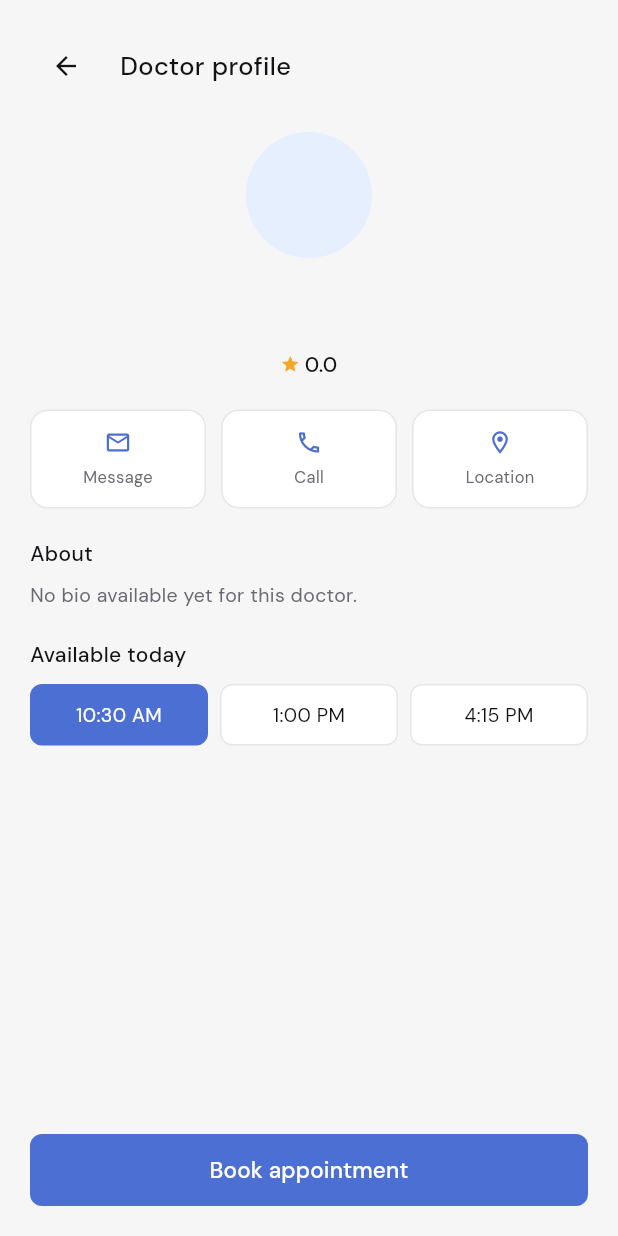
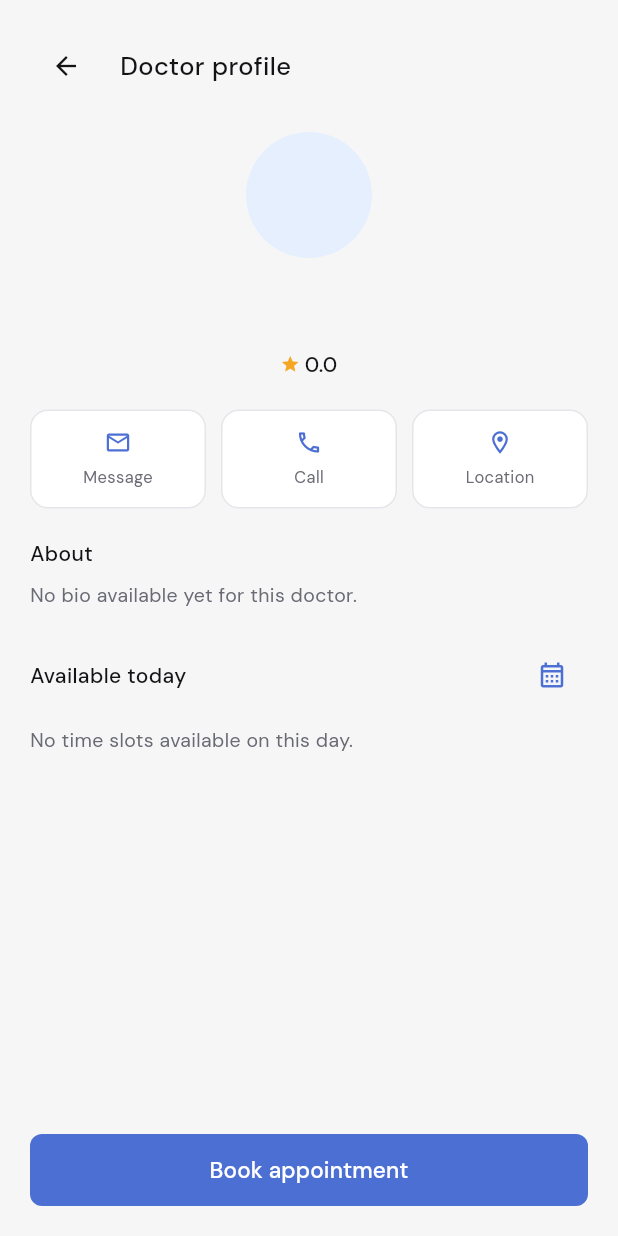
Before and after one commit to samarhanysalem/My_flutter_app, a Flutter app: the DoctorProfileView screen opened directly with empty values, on a phone screen of 412 x 824 dp. Run offline on Flutter 3.47's test engine with Material 3 defaults, Android fonts, the phone set to English and light mode, and no system bars; our stand-ins replace cloud_firestore, firebase_auth, firebase_core, google_fonts, shared_preferences, web; missing offline and left inert: dart:js_interop, firebase_core_platform_interface; accounts and stored records are empty.

Commit message:
Add a calendar to check availability on other days
The doctor profile only ever showed a fixed "Available today" list.
Added a calendar button next to the section title (Icons.calendar_
month_outlined) that opens the standard Material date picker; picking
a day swaps in that day's slots and retitles the section to "Available
on <date>" (still "Available today" when the picked day is actually
today), using intl's locale-aware date formatting so it reads correctly
in Arabic too.

There's still no booking backend, so slots are a deterministic mock
keyed by weekday (AvailabilitySection._slotsByWeekday) rather than
random — Sundays intentionally have none, to exercise a "no slots"
empty state. AvailabilitySection takes an optional `today` override so
tests get a fixed reference date instead of depending on the real
wall-clock day; the doctor-profile-level test that used to assert
literal slot times now only checks the calendar entry point, with the
day-specific behavior covered by a new dedicated
availability_section_test.dart.

Co-Authored-By: Claude Sonnet 5 <noreply@anthropic.com>
Claude-Session: https://claude.ai/code/session_0116hh8G1CEdFdevvu5g6h5Q

```diff
--- a/lib/features/doctor_profile/view/doctor_profile_view.dart
+++ b/lib/features/doctor_profile/view/doctor_profile_view.dart
@@ -75,7 +75,7 @@ class DoctorProfileView extends StatelessWidget {
                           bio: doctor.localizedBio(Localizations.localeOf(context)),
                         ),
                         const SizedBox(height: AppTheme.spacing20),
-                        const AvailabilitySection(),
+                        AvailabilitySection(),
                       ],
                     ),
                   ),
--- a/lib/features/doctor_profile/widgets/availability_section.dart
+++ b/lib/features/doctor_profile/widgets/availability_section.dart
@@ -1,44 +1,112 @@
 import 'package:flutter/material.dart';
+import 'package:intl/intl.dart';
 
 import '../../../l10n/app_localizations.dart';
 import '../../../theme/app_theme.dart';
 
-const _slots = ['10:30 AM', '1:00 PM', '4:15 PM'];
+/// Mock time slots per weekday — there's no booking backend yet, so this
+/// stands in for "what's actually free that day". Deliberately fixed rather
+/// than randomized so the same day always shows the same slots.
+const Map<int, List<String>> _slotsByWeekday = {
+  DateTime.monday: ['9:00 AM', '11:15 AM', '2:30 PM'],
+  DateTime.tuesday: ['10:30 AM', '1:00 PM', '4:15 PM'],
+  DateTime.wednesday: ['9:00 AM', '1:00 PM', '5:30 PM'],
+  DateTime.thursday: ['11:15 AM', '2:30 PM', '4:15 PM'],
+  DateTime.friday: ['9:00 AM', '10:30 AM', '5:30 PM'],
+  DateTime.saturday: ['10:30 AM', '2:30 PM'],
+  DateTime.sunday: [],
+};
 
-/// "Available today" time-slot chips. Selecting one is local, ephemeral UI
-/// state (no booking backend exists yet), so this owns it directly rather
-/// than lifting it into a ChangeNotifier, per CLAUDE.md's widget rules.
+DateTime _dateOnly(DateTime date) => DateTime(date.year, date.month, date.day);
+
+/// "Available today" time-slot chips, with a calendar button to check a
+/// different day. Selecting a day/slot is local, ephemeral UI state (no
+/// booking backend exists yet), so this owns it directly rather than
+/// lifting it into a ChangeNotifier, per CLAUDE.md's widget rules.
 class AvailabilitySection extends StatefulWidget {
-  const AvailabilitySection({super.key});
+  AvailabilitySection({super.key, DateTime? today})
+    : today = today ?? DateTime.now();
+
+  /// Overridable so tests get deterministic "today" instead of depending on
+  /// the real wall-clock date (which would make the mock slots below flaky).
+  final DateTime today;
 
   @override
   State<AvailabilitySection> createState() => _AvailabilitySectionState();
 }
 
 class _AvailabilitySectionState extends State<AvailabilitySection> {
-  int _selected = 0;
+  late final DateTime _today = _dateOnly(widget.today);
+  late DateTime _selectedDate = _today;
+  int? _selectedSlotIndex = 0;
+
+  List<String> get _slots =>
+      _slotsByWeekday[_selectedDate.weekday] ?? const [];
+
+  Future<void> _pickDate(BuildContext context) async {
+    final picked = await showDatePicker(
+      context: context,
+      initialDate: _selectedDate,
+      firstDate: _today,
+      lastDate: _today.add(const Duration(days: 60)),
+    );
+    if (picked == null) return;
+    setState(() {
+      _selectedDate = _dateOnly(picked);
+      _selectedSlotIndex = _slots.isEmpty ? null : 0;
+    });
+  }
 
   @override
   Widget build(BuildContext context) {
+    final loc = AppLocalizations.of(context)!;
+    final locale = Localizations.localeOf(context);
+    final title = _selectedDate == _today
+        ? loc.availableToday
+        : loc.availableOn(DateFormat.MMMEd(locale.toLanguageTag()).format(_selectedDate));
+    final slots = _slots;
+
     return Column(
       crossAxisAlignment: CrossAxisAlignment.start,
       children: [
-        Text(
-          AppLocalizations.of(context)!.availableToday,
+        Row(
+          mainAxisAlignment: MainAxisAlignment.spaceBetween,
+          children: [
+            Expanded(
+              child: Text(
+                title,
                 style: AppTheme.sectionTitle,
+                overflow: TextOverflow.ellipsis,
+              ),
+            ),
+            IconButton(
+              onPressed: () => _pickDate(context),
+              tooltip: loc.selectDate,
+              icon: const Icon(
+                Icons.calendar_month_outlined,
+                size: 20,
+                color: AppTheme.primary,
+              ),
+              padding: EdgeInsets.zero,
+              constraints: const BoxConstraints(),
+            ),
+          ],
         ),
         const SizedBox(height: AppTheme.spacing10),
+        if (slots.isEmpty)
+          Text(loc.noSlotsAvailable, style: AppTheme.subtitle)
+        else
           Row(
             children: [
-            for (var i = 0; i < _slots.length; i++) ...[
+              for (var i = 0; i < slots.length; i++) ...[
                 Expanded(
                   child: _SlotChip(
-                  label: _slots[i],
-                  selected: i == _selected,
-                  onTap: () => setState(() => _selected = i),
+                    label: slots[i],
+                    selected: i == _selectedSlotIndex,
+                    onTap: () => setState(() => _selectedSlotIndex = i),
                   ),
                 ),
-              if (i != _slots.length - 1)
+                if (i != slots.length - 1)
                   const SizedBox(width: AppTheme.spacing8),
               ],
             ],
--- a/lib/l10n/app_ar.arb
+++ b/lib/l10n/app_ar.arb
@@ -82,5 +82,8 @@
   "bookAppointment": "احجز موعدًا",
   "aboutSectionTitle": "نبذة",
   "noBioAvailable": "لا تتوفر نبذة عن هذا الطبيب حتى الآن.",
-  "availableToday": "متاح اليوم"
+  "availableToday": "متاح اليوم",
+  "availableOn": "متاح في {date}",
+  "selectDate": "اختر التاريخ",
+  "noSlotsAvailable": "لا توجد مواعيد متاحة في هذا اليوم."
 }
--- a/lib/l10n/app_en.arb
+++ b/lib/l10n/app_en.arb
@@ -337,5 +337,22 @@
   "availableToday": "Available today",
   "@availableToday": {
     "description": "Doctor profile availability section title."
+  },
+  "availableOn": "Available on {date}",
+  "@availableOn": {
+    "description": "Doctor profile availability section title for a day other than today.",
+    "placeholders": {
+      "date": {
+        "type": "String"
+      }
+    }
+  },
+  "selectDate": "Select date",
+  "@selectDate": {
+    "description": "Tooltip for the calendar button that opens the date picker."
+  },
+  "noSlotsAvailable": "No time slots available on this day.",
+  "@noSlotsAvailable": {
+    "description": "Shown when the selected day has no available time slots."
   }
 }
--- a/lib/l10n/app_localizations.dart
+++ b/lib/l10n/app_localizations.dart
@@ -547,6 +547,24 @@ abstract class AppLocalizations {
   /// In en, this message translates to:
   /// **'Available today'**
   String get availableToday;
+
+  /// Doctor profile availability section title for a day other than today.
+  ///
+  /// In en, this message translates to:
+  /// **'Available on {date}'**
+  String availableOn(String date);
+
+  /// Tooltip for the calendar button that opens the date picker.
+  ///
+  /// In en, this message translates to:
+  /// **'Select date'**
+  String get selectDate;
+
+  /// Shown when the selected day has no available time slots.
+  ///
+  /// In en, this message translates to:
+  /// **'No time slots available on this day.'**
+  String get noSlotsAvailable;
 }
 
 class _AppLocalizationsDelegate
--- a/lib/l10n/app_localizations_en.dart
+++ b/lib/l10n/app_localizations_en.dart
@@ -247,4 +247,15 @@ class AppLocalizationsEn extends AppLocalizations {
 
   @override
   String get availableToday => 'Available today';
+
+  @override
+  String availableOn(String date) {
+    return 'Available on $date';
+  }
+
+  @override
+  String get selectDate => 'Select date';
+
+  @override
+  String get noSlotsAvailable => 'No time slots available on this day.';
 }
```
Also changed, not shown: lib/l10n/app_localizations_ar.dart (+11 -0 lines), 2 other files. Lines whose indentation alone changed are shown as unchanged.
